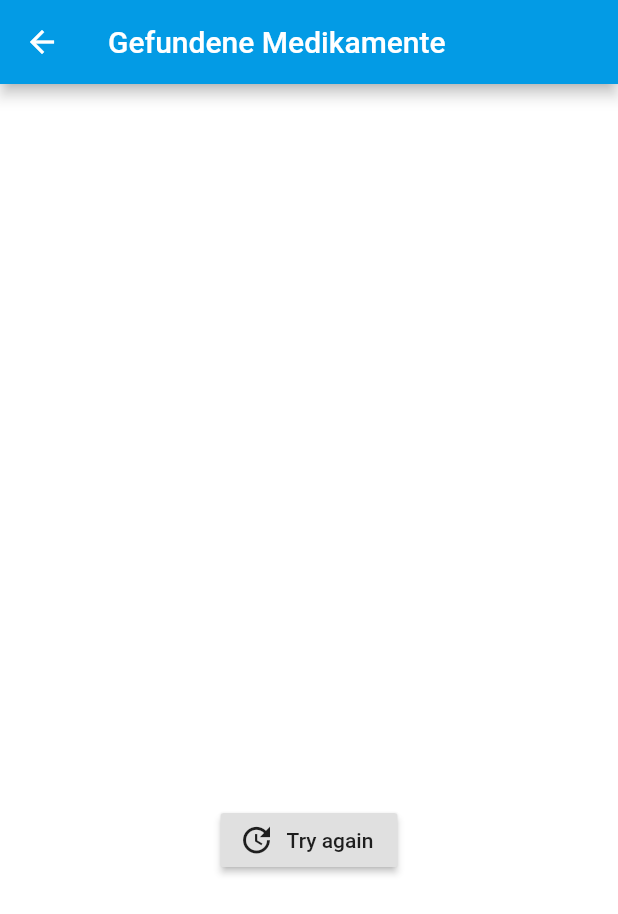
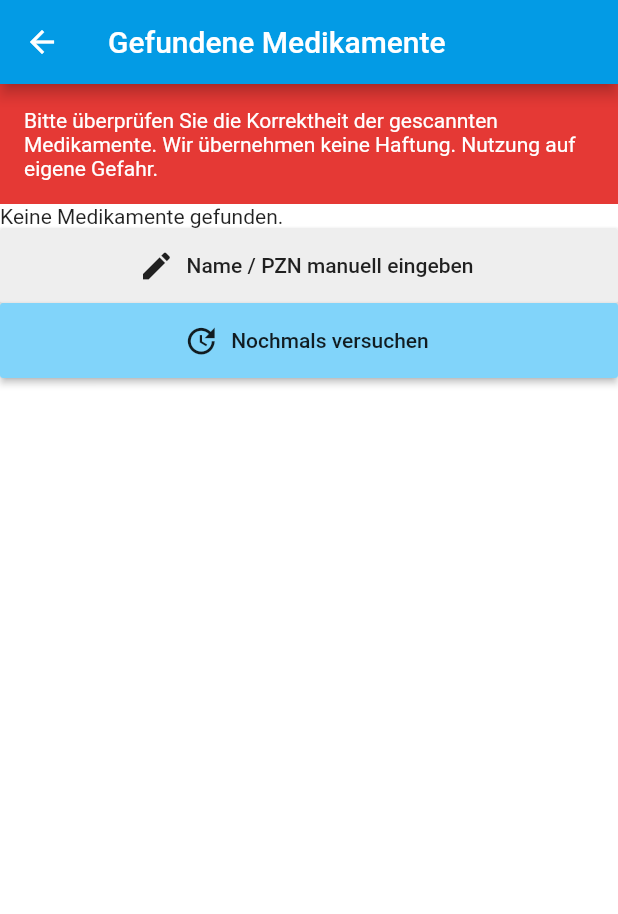
Before and after one commit to angembonda/maph_group3, a Flutter app: the MedScan screen opened directly with empty values, on a phone screen of 412 x 824 dp. Shown: the top 914 px of the screen. Run offline on Flutter 3.47's test engine with Material 2 defaults, Android fonts, the phone set to English and light mode, and no system bars; our stand-ins replace flutter_html, image_picker; missing offline and left inert: flutter_pagewise, mlkit.

Commit message:
med_scan

```diff
--- a/lib/widgets/med_scan.dart
+++ b/lib/widgets/med_scan.dart
@@ -57,23 +57,7 @@ class _MedScanState extends State<MedScan> {
         appBar: AppBar(
           title: Text('Gefundene Medikamente'),
         ),
-        body: Container(
-            alignment: Alignment.center,
-            //Text('Hier die Rezept-/Texterkennung durch Kamera'),
-            child: new Column(
-                mainAxisAlignment: MainAxisAlignment.spaceEvenly,
-                children: <Widget>[
-                  getMedsDone
-                      ? MedList.build(context, widget.meds)
-                      : LoadBar.build(),
-                  RaisedButton.icon(
-                    icon: Icon(Icons.update),
-                    onPressed: () {
-                      Navigator.pop(context);
-                    }, label: Text("Try again"),
-                  )
-                ])),
-        //body: getMedsDone ? buildList() : LoadBar.build(),
+        body: getMedsDone ? buildList() : LoadBar.build(),
       ),
     );
   }
```
